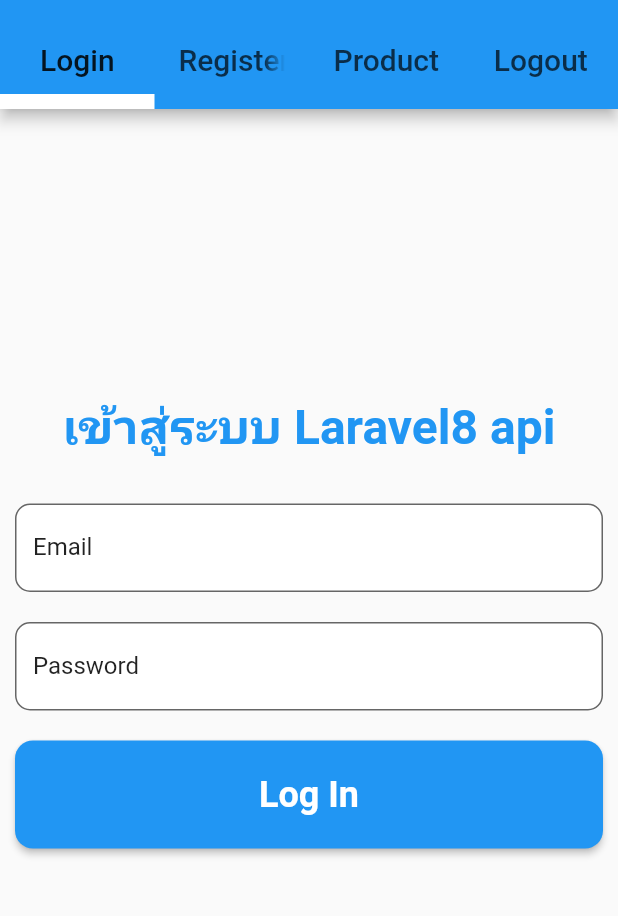
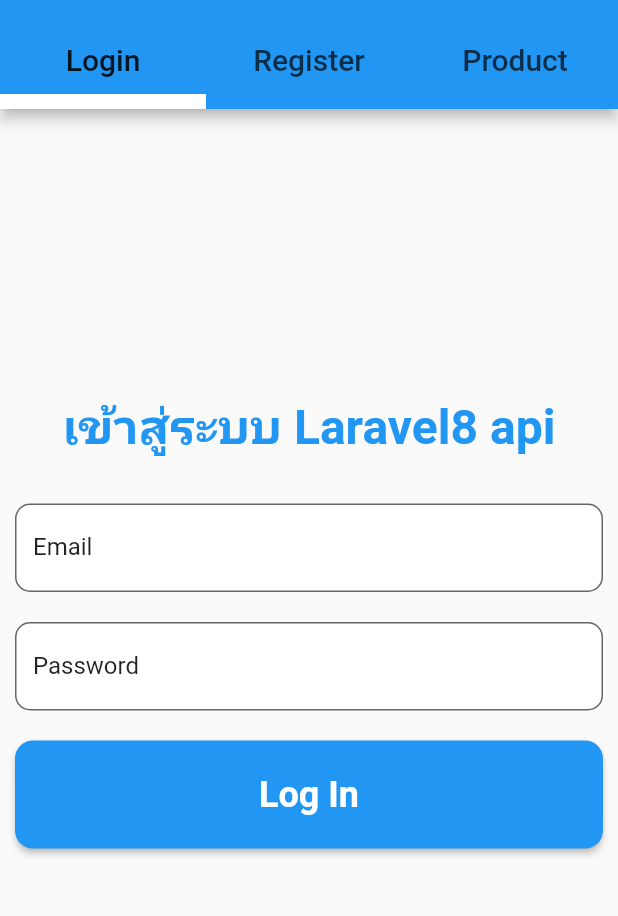
Before and after one commit to patipark/flutter2laravel8, a Flutter app: the screen it shows after launch, on a phone screen of 412 x 824 dp, the part 59-975 px from its top. Run offline on Flutter 3.47's test engine with Material 2 defaults, Android fonts, the phone set to English and light mode, and no system bars; drawn by our look-alikes of flutter_form_builder; our stand-ins replace shared_preferences; accounts and stored records are empty.

Commit message:
เอาหน้า logout ออก เพราะว่าไม่ได้ใช้แล้ว logout ที่หน้า login แทน

```diff
--- a/lib/screens/root.page.dart
+++ b/lib/screens/root.page.dart
@@ -1,7 +1,6 @@
 import 'package:flutter/material.dart';
 import 'package:flutter2laravel8/screens/register.page.dart';
 import 'login.page.dart';
-import 'logout.page.dart';
 import 'product.page.dart';
 
 class RootPage extends StatefulWidget {
@@ -21,7 +20,7 @@ class _RootPageState extends State<RootPage> {
   @override
   Widget build(BuildContext context) {
     return DefaultTabController(
-      length: 4,
+      length: 3,
       child: Scaffold(
         appBar: AppBar(
           title: Center(child: Text("Flutter2 Laravel8")),
@@ -64,9 +63,6 @@ class _RootPageState extends State<RootPage> {
               Tab(
                 text: "Product",
               ),
-              Tab(
-                text: "Logout",
-              ),
             ],
           ),
         ),
@@ -75,7 +71,6 @@ class _RootPageState extends State<RootPage> {
             LoginPage(),
             RegisterPage(),
             ProductPage(),
-            LoginOut()
           ],
         ),
       ),
```
Also changed, not shown: lib/screens/logout.page.dart (deleted, +0 -17 lines).
